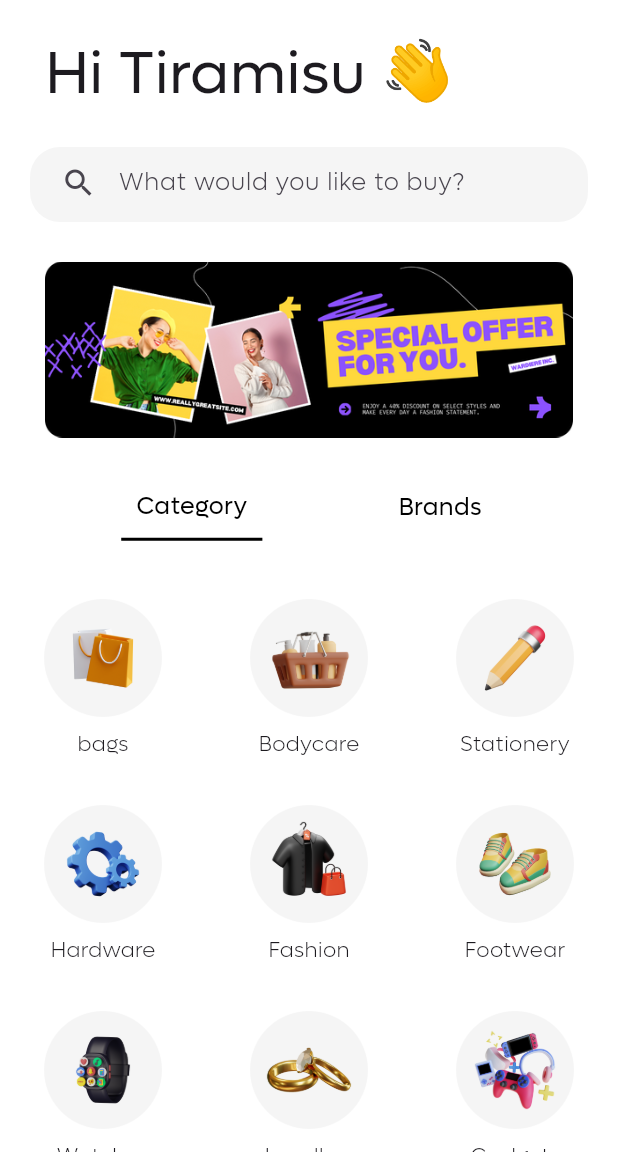
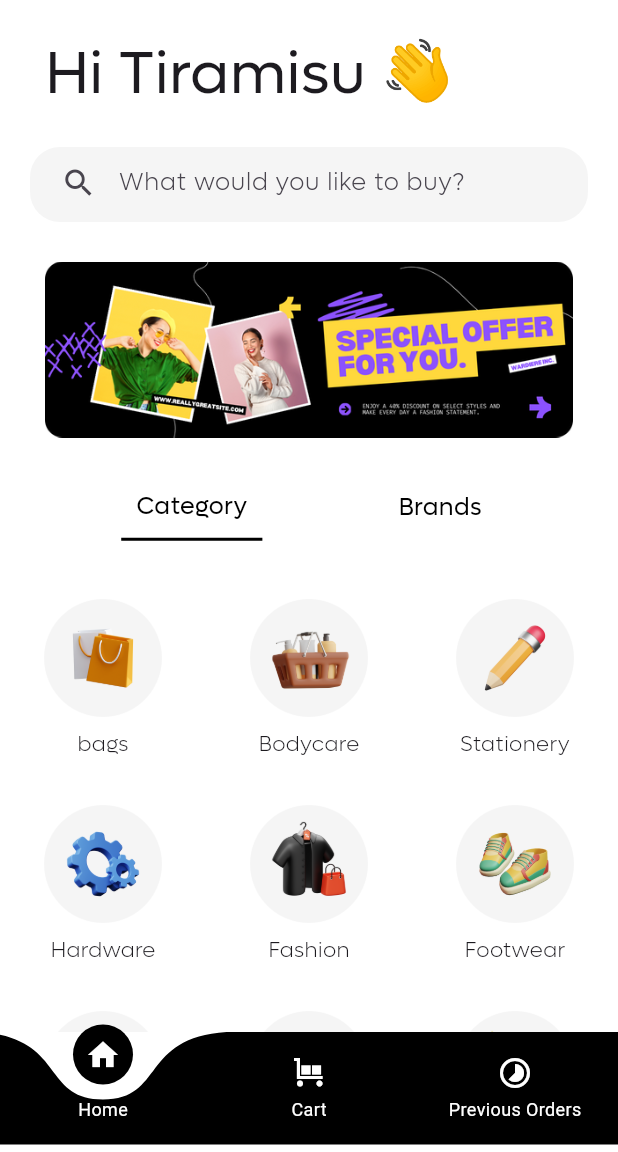
Before and after one commit to Sanidhya-Pundeer/E-commerce, a Flutter app: the HomePage screen opened by its route, on a phone screen of 412 x 824 dp, the part 84-1236 px from its top. Run offline on Flutter 3.47's test engine with Material 3 defaults, Android fonts, the phone set to English and light mode, and no system bars; drawn by our look-alikes of curved_labeled_navigation_bar; our stand-ins replace badges, cloud_firestore, firebase_auth, firebase_core, fluttertoast; missing offline and left inert: razorpay_flutter; accounts and stored records are empty.

Commit message:
UI updated

```diff
--- a/lib/screens/homepage.dart
+++ b/lib/screens/homepage.dart
@@ -1,3 +1,6 @@
+import 'package:curved_labeled_navigation_bar/curved_navigation_bar.dart';
+import 'package:curved_labeled_navigation_bar/curved_navigation_bar_item.dart';
+import 'package:ecommerce/screens/checkout.dart';
 import 'package:flutter/material.dart';
 import 'package:ecommerce/model/product.dart';
 import 'package:ecommerce/screens/bagPage.dart';
@@ -167,6 +170,57 @@ class _HomePageState extends State<HomePage> {
           ],
         ),
       ),
+      bottomNavigationBar: CurvedNavigationBar(
+        animationDuration: Duration(milliseconds: 300),
+        backgroundColor: Colors.transparent,
+        height: 80,
+        color: Colors.black,
+        items: [
+          CurvedNavigationBarItem(
+            child: Icon(
+              Icons.home,
+              color: Colors.white,
+            ),
+            labelStyle: TextStyle(fontSize: 12, color: Colors.white),
+            label: "Home",
+          ),
+          CurvedNavigationBarItem(
+              child: Icon(
+                Icons.trolley,
+                color: Colors.white,
+              ),
+              labelStyle: TextStyle(fontSize: 12, color: Colors.white),
+              label: "Cart"),
+          CurvedNavigationBarItem(
+            child: Icon(
+              Icons.timelapse_rounded,
+              color: Colors.white,
+            ),
+            labelStyle: TextStyle(fontSize: 12, color: Colors.white),
+            label: "Previous Orders",
+          ),
+        ],
+        onTap: (index) {
+          if (index == 0) {
+            Navigator.push(
+                context, MaterialPageRoute(builder: (context) => HomePage()));
+          } else if (index == 1) {
+            Navigator.push(
+                context,
+                MaterialPageRoute(
+                    builder: (context) => Checkout(
+                          userEmail: 'chomu@gmail.com',
+                        )));
+          } else if (index == 2) {
+            Navigator.push(
+                context,
+                MaterialPageRoute(
+                    builder: (context) => Checkout(
+                          userEmail: 'chomu@gmail.com',
+                        )));
+          }
+        },
+      ),
     );
   }
 
--- a/pubspec.yaml
+++ b/pubspec.yaml
@@ -41,6 +41,7 @@ dependencies:
   provider: ^6.1.2
   badges: ^3.1.2
   http: ^1.2.1
+  curved_labeled_navigation_bar: ^2.0.2
 
 dev_dependencies:
   flutter_test:
```
Also changed, not shown: pubspec.lock.
